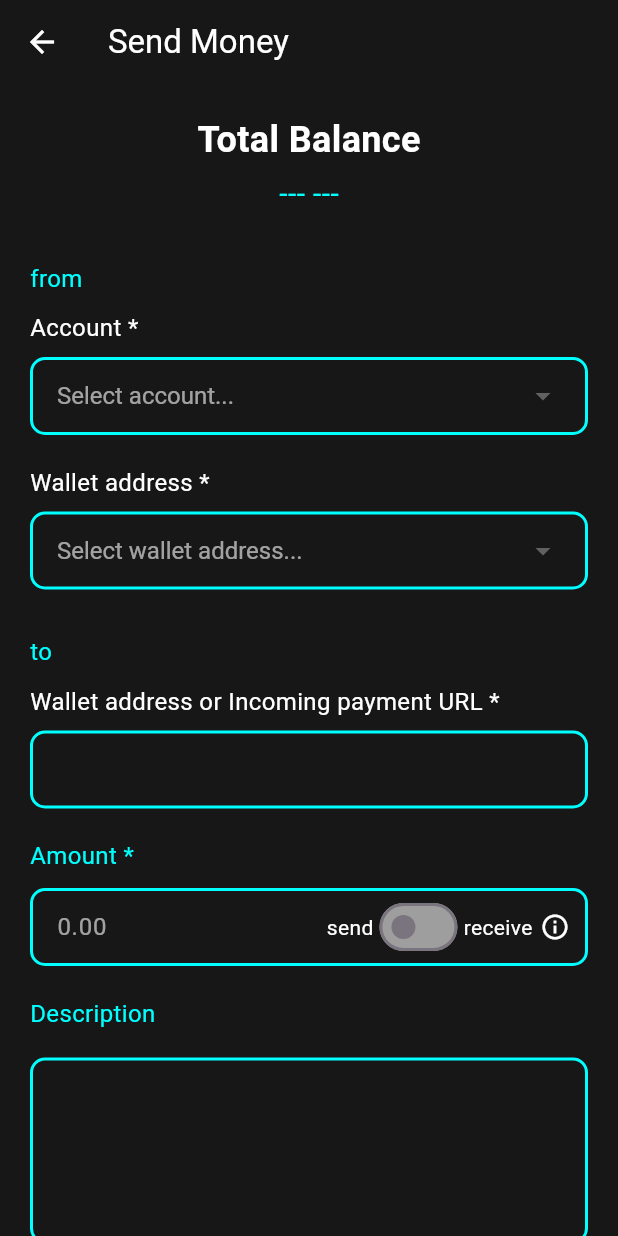
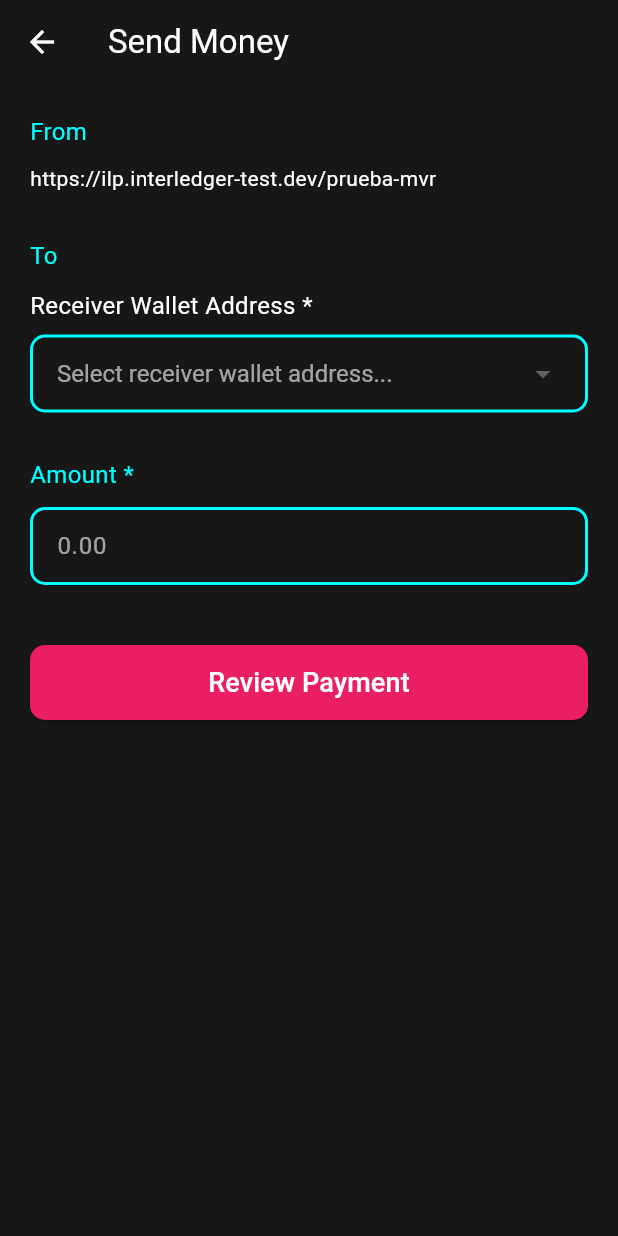
Before and after one commit to AllsVeam/Hackathon-front, a Flutter app: the SendMoneyScreen screen opened directly, on a phone screen of 412 x 824 dp. Run offline on Flutter 3.47's test engine with Material 3 defaults, Android fonts, the light colour scheme and no system bars; our stand-ins replace carousel_slider, cloud_firestore, firebase_auth, firebase_core, flutter_native_splash, shared_preferences; missing offline and left inert: firebase_ui_auth; accounts and stored records are empty.

Commit message:
Pay to start and pay to finish

```diff
--- /dev/null
+++ b/lib/domain/entities/paymentSend.dart
@@ -0,0 +1,49 @@
+class Paymentsend {
+  final String senderWalletAddressUrl; // dirección de la wallet que envía
+  final String receiverWalletAddressUrl; // dirección de la wallet que recibe
+  final String amount; // monto (string porque en open payments se maneja así)
+
+  Paymentsend({
+    required this.senderWalletAddressUrl,
+    required this.receiverWalletAddressUrl,
+    required this.amount,
+  });
+
+  /// 🔹 Convertir modelo a Map (para Firebase)
+  Map<String, dynamic> toMap() {
+    return {
+      'senderWalletAddressUrl': senderWalletAddressUrl,
+      'receiverWalletAddressUrl': receiverWalletAddressUrl,
+      'amount': amount,
+    };
+  }
+
+  /// 🔹 Crear modelo desde un Map (ej: snapshot de Firebase)
+  factory Paymentsend.fromMap(Map<String, dynamic> map) {
+    return Paymentsend(
+      senderWalletAddressUrl: map['senderWalletAddressUrl'] ?? '',
+      receiverWalletAddressUrl: map['receiverWalletAddressUrl'] ?? '',
+      amount: map['amount'] ?? '0',
+    );
+  }
+
+  /// 🔹 Copiar con cambios
+  Paymentsend copyWith({
+    String? senderWalletAddressUrl,
+    String? receiverWalletAddressUrl,
+    String? amount,
+  }) {
+    return Paymentsend(
+      senderWalletAddressUrl:
+          senderWalletAddressUrl ?? this.senderWalletAddressUrl,
+      receiverWalletAddressUrl:
+          receiverWalletAddressUrl ?? this.receiverWalletAddressUrl,
+      amount: amount ?? this.amount,
+    );
+  }
+
+  @override
+  String toString() {
+    return 'Paymentsend(senderWalletAddressUrl: $senderWalletAddressUrl, receiverWalletAddressUrl: $receiverWalletAddressUrl, amount: $amount)';
+  }
+}
--- /dev/null
+++ b/lib/domain/entities/paymentSendResponse.dart
@@ -0,0 +1,70 @@
+class PaymentsendResponse {
+  final bool success;
+  final String redirectUrl;
+  final String continueAccessToken;
+  final String continueUri;
+  final String quoteId;
+  final String sendingWalletAddressId;
+  final String sendingWalletResourceServer;
+
+  PaymentsendResponse({
+    required this.success,
+    required this.redirectUrl,
+    required this.continueAccessToken,
+    required this.continueUri,
+    required this.quoteId,
+    required this.sendingWalletAddressId,
+    required this.sendingWalletResourceServer,
+  });
+
+  Map<String, dynamic> toMap() {
+    return {
+      'success': success,
+      'redirectUrl': redirectUrl,
+      'continueAccessToken': continueAccessToken,
+      'continueUri': continueUri,
+      'quoteId': quoteId,
+      'sendingWalletAddressId': sendingWalletAddressId,
+      'sendingWalletResourceServer': sendingWalletResourceServer,
+    };
+  }
+
+  factory PaymentsendResponse.fromMap(Map<String, dynamic> map) {
+    return PaymentsendResponse(
+      success: map['success'] ?? false,
+      redirectUrl: map['redirectUrl'] ?? '',
+      continueAccessToken: map['continueAccessToken'] ?? '',
+      continueUri: map['continueUri'] ?? '',
+      quoteId: map['quoteId'] ?? '',
+      sendingWalletAddressId: map['sendingWalletAddressId'] ?? '',
+      sendingWalletResourceServer: map['sendingWalletResourceServer'] ?? '',
+    );
+  }
+
+  PaymentsendResponse copyWith({
+    bool? success,
+    String? redirectUrl,
+    String? continueAccessToken,
+    String? continueUri,
+    String? quoteId,
+    String? sendingWalletAddressId,
+    String? sendingWalletResourceServer,
+  }) {
+    return PaymentsendResponse(
+      success: success ?? this.success,
+      redirectUrl: redirectUrl ?? this.redirectUrl,
+      continueAccessToken: continueAccessToken ?? this.continueAccessToken,
+      continueUri: continueUri ?? this.continueUri,
+      quoteId: quoteId ?? this.quoteId,
+      sendingWalletAddressId:
+          sendingWalletAddressId ?? this.sendingWalletAddressId,
+      sendingWalletResourceServer:
+          sendingWalletResourceServer ?? this.sendingWalletResourceServer,
+    );
+  }
+
+  @override
+  String toString() {
+    return 'PaymentsendResponse(success: $success, redirectUrl: $redirectUrl, continueAccessToken: $continueAccessToken, continueUri: $continueUri, quoteId: $quoteId, sendingWalletAddressId: $sendingWalletAddressId, sendingWalletResourceServer: $sendingWalletResourceServer)';
+  }
+}
--- a/lib/presentation/screens/carousel/carousel_screen.dart
+++ b/lib/presentation/screens/carousel/carousel_screen.dart
@@ -71,8 +71,7 @@ class _CarouselScreenState extends State<CarouselScreen> {
                   fontSize: MediaQuery.of(context).size.height * 0.018,
                 ),
                 // Aquí es donde se hace clicable
-                recognizer: TapGestureRecognizer()
-                  ..onTap = _launchUrl,
+                recognizer: TapGestureRecognizer()..onTap = _launchUrl,
               ),
             ],
           ),
--- a/lib/presentation/screens/home/send_money_screen.dart
+++ b/lib/presentation/screens/home/send_money_screen.dart
@@ -1,4 +1,9 @@
+import 'package:alquiler_app/domain/entities/paymentSend.dart';
+import 'package:alquiler_app/presentation/providers/transaction_provider.dart';
 import 'package:flutter/material.dart';
+import 'package:provider/provider.dart';
+import 'package:url_launcher/url_launcher.dart';
+import 'package:flutter/gestures.dart'; // Importa este paquete para TapGestureRecognizer
 
 class SendMoneyScreen extends StatefulWidget {
   const SendMoneyScreen({super.key});
@@ -8,25 +13,29 @@ class SendMoneyScreen extends StatefulWidget {
 }
 
 class _SendMoneyScreenState extends State<SendMoneyScreen> {
-  // Estado para el DropdownButton de la cuenta
-  String? _selectedAccount;
-  final List<String> _accounts = ['Ahorro', 'Cuenta Dólares', 'Cuenta Viajes'];
+  // Sender fijo
+  final String _senderWalletAddressUrl =
+      'https://ilp.interledger-test.dev/prueba-mvr';
 
-  // Estado para el DropdownButton de la dirección de billetera
-  String? _selectedWalletAddress;
-  final List<String> _walletAddresses = ['0x123...', '0xabc...', '0xdef...'];
+  // Receiver dinámico
+  String? _receiverWalletAddress;
+  final List<String> _walletAddresses = [
+    'https://ilp.interledger-test.dev/8f22ad51',
+  ];
 
-  // Estado para el Switch
-  bool _isReceiving = false;
+  // Amount
+  final TextEditingController _amountController = TextEditingController();
 
-  // Colores del diseño
-  final Color _backgroundColor = const Color.fromARGB(255, 24, 23, 24); // Morado oscuro
-  final Color _inputBorderColor = const Color(0xFF00FFFF); // Cian
-  final Color _labelTextColor = const Color(0xFF00FFFF); // Cian
+  // Colores
+  final Color _backgroundColor = const Color.fromARGB(255, 24, 23, 24);
+  final Color _inputBorderColor = const Color(0xFF00FFFF);
+  final Color _labelTextColor = const Color(0xFF00FFFF);
   final Color _textColor = Colors.white;
 
   @override
   Widget build(BuildContext context) {
+    final transactions = Provider.of<TransactionProvider>(context);
+
     return Scaffold(
       appBar: AppBar(
         title: const Text('Send Money', style: TextStyle(color: Colors.white)),
@@ -39,98 +48,59 @@ class _SendMoneyScreenState extends State<SendMoneyScreen> {
         child: Column(
           crossAxisAlignment: CrossAxisAlignment.start,
           children: [
-            // Sección de balance total
-            const Align(
-              alignment: Alignment.center,
-              child: Text(
-                'Total Balance',
-                style: TextStyle(
-                  color: Colors.white,
-                  fontSize: 24,
-                  fontWeight: FontWeight.bold,
-                ),
-              ),
-            ),
-            const SizedBox(height: 5),
-            Align(
-              alignment: Alignment.center,
-              child: Text(
-                '--- ---', // Placeholder del balance
-                style: TextStyle(
-                  color: _labelTextColor,
-                  fontSize: 20,
-                ),
-              ),
-            ),
-            const SizedBox(height: 30),
-
-            // Sección FROM
+            // Sender fijo
             Text(
-              'from',
+              'From',
               style: TextStyle(color: _labelTextColor, fontSize: 16),
             ),
             const SizedBox(height: 10),
+            Text(_senderWalletAddressUrl, style: TextStyle(color: _textColor)),
+            const SizedBox(height: 30),
+
+            // Receiver
+            Text('To', style: TextStyle(color: _labelTextColor, fontSize: 16)),
+            const SizedBox(height: 10),
             _buildLabeledDropdown(
-              label: 'Account *',
-              hintText: 'Select account...',
-              value: _selectedAccount,
-              items: _accounts,
-              onChanged: (String? newValue) {
-                setState(() {
-                  _selectedAccount = newValue;
-                });
-              },
-            ),
-            const SizedBox(height: 20),
-            _buildLabeledDropdown(
-              label: 'Wallet address *',
-              hintText: 'Select wallet address...',
-              value: _selectedWalletAddress,
+              label: 'Receiver Wallet Address *',
+              hintText: 'Select receiver wallet address...',
+              value: _receiverWalletAddress,
               items: _walletAddresses,
               onChanged: (String? newValue) {
                 setState(() {
-                  _selectedWalletAddress = newValue;
+                  _receiverWalletAddress = newValue;
                 });
               },
             ),
             const SizedBox(height: 30),
 
-            // Sección TO
-            Text(
-              'to',
-              style: TextStyle(color: _labelTextColor, fontSize: 16),
-            ),
-            const SizedBox(height: 10),
-            _buildLabeledTextField(
-              label: 'Wallet address or Incoming payment URL *',
-              hintText: '',
-            ),
-            const SizedBox(height: 20),
-
-            // Sección Amount
+            // Amount
             Text(
               'Amount *',
               style: TextStyle(color: _labelTextColor, fontSize: 16),
             ),
             const SizedBox(height: 10),
-            _buildAmountInput(),
-            const SizedBox(height: 20),
-
-            // Sección Description
-            Text(
-              'Description',
-              style: TextStyle(color: _labelTextColor, fontSize: 16),
-            ),
-            const SizedBox(height: 10),
-            _buildLabeledTextField(
-              label: '',
-              hintText: '',
-              isMultiline: true,
+            Container(
+              decoration: BoxDecoration(
+                borderRadius: BorderRadius.circular(10),
+                border: Border.all(color: _inputBorderColor, width: 2),
+              ),
+              child: TextField(
+                controller: _amountController,
+                keyboardType: TextInputType.number,
+                style: TextStyle(color: _textColor),
+                cursorColor: _textColor,
+                decoration: InputDecoration(
+                  contentPadding: const EdgeInsets.symmetric(horizontal: 16),
+                  hintText: '0.00',
+                  hintStyle: TextStyle(color: _textColor.withOpacity(0.6)),
+                  border: InputBorder.none,
+                ),
+              ),
             ),
             const SizedBox(height: 40),
 
-            // Botón de acción
-            _buildActionButton(context),
+            // Botón
+            _buildActionButton(context, transactions),
           ],
         ),
       ),
@@ -147,10 +117,7 @@ class _SendMoneyScreenState extends State<SendMoneyScreen> {
     return Column(
       crossAxisAlignment: CrossAxisAlignment.start,
       children: [
-        Text(
-          label,
-          style: TextStyle(color: _textColor, fontSize: 16),
-        ),
+        Text(label, style: TextStyle(color: _textColor, fontSize: 16)),
         const SizedBox(height: 8),
         Container(
           padding: const EdgeInsets.symmetric(horizontal: 16),
@@ -163,14 +130,14 @@ class _SendMoneyScreenState extends State<SendMoneyScreen> {
             child: DropdownButton<String>(
               isExpanded: true,
               value: value,
-              hint: Text(hintText, style: TextStyle(color: _textColor.withOpacity(0.6))),
+              hint: Text(
+                hintText,
+                style: TextStyle(color: _textColor.withOpacity(0.6)),
+              ),
               dropdownColor: _backgroundColor,
               style: TextStyle(color: _textColor, fontSize: 16),
               items: items.map((String item) {
-                return DropdownMenuItem<String>(
-                  value: item,
-                  child: Text(item),
-                );
+                return DropdownMenuItem<String>(value: item, child: Text(item));
               }).toList(),
               onChanged: onChanged,
             ),
@@ -180,107 +147,80 @@ class _SendMoneyScreenState extends State<SendMoneyScreen> {
     );
   }
 
-  Widget _buildLabeledTextField({
-    required String label,
-    required String hintText,
-    bool isMultiline = false,
-  }) {
-    return Column(
-      crossAxisAlignment: CrossAxisAlignment.start,
-      children: [
-        if (label.isNotEmpty)
-          Text(
-            label,
-            style: TextStyle(color: _textColor, fontSize: 16),
-          ),
-        const SizedBox(height: 8),
-        Container(
-          decoration: BoxDecoration(
-            color: _backgroundColor,
-            borderRadius: BorderRadius.circular(10),
-            border: Border.all(color: _inputBorderColor, width: 2),
-          ),
-          child: TextField(
-            maxLines: isMultiline ? 4 : 1,
-            style: TextStyle(color: _textColor),
-            cursorColor: _textColor,
-            decoration: InputDecoration(
-              contentPadding: const EdgeInsets.symmetric(horizontal: 16, vertical: 12),
-              hintText: hintText,
-              hintStyle: TextStyle(color: _textColor.withOpacity(0.6)),
-              border: InputBorder.none,
-            ),
-          ),
-        ),
-      ],
-    );
-  }
-
-  Widget _buildAmountInput() {
-    return Container(
-      decoration: BoxDecoration(
-        borderRadius: BorderRadius.circular(10),
-        border: Border.all(color: _inputBorderColor, width: 2),
-      ),
-      child: Row(
-        children: [
-          Expanded(
-            child: TextField(
-              keyboardType: TextInputType.number,
-              style: TextStyle(color: _textColor),
-              cursorColor: _textColor,
-              decoration: InputDecoration(
-                contentPadding: const EdgeInsets.symmetric(horizontal: 16),
-                hintText: '0.00',
-                hintStyle: TextStyle(color: _textColor.withOpacity(0.6)),
-                border: InputBorder.none,
-              ),
-            ),
-          ),
-          Container(
-            padding: const EdgeInsets.only(right: 10),
-            child: Row(
-              children: [
-                Text('send', style: TextStyle(color: _textColor)),
-                Switch(
-                  value: _isReceiving,
-                  onChanged: (bool value) {
-                    setState(() {
-                      _isReceiving = value;
-                    });
-                  },
-                  activeColor: _inputBorderColor,
-                  inactiveTrackColor: Colors.grey,
-                ),
-                Text('receive', style: TextStyle(color: _textColor)),
-                const SizedBox(width: 5),
-                Icon(
-                  Icons.info_outline,
-                  color: _textColor,
-                  size: 20,
-                ),
-              ],
-            ),
-          ),
-        ],
-      ),
-    );
-  }
-
-  Widget _buildActionButton(BuildContext context) {
+  Widget _buildActionButton(
+    BuildContext context,
+    TransactionProvider transactions,
+  ) {
     return SizedBox(
       width: double.infinity,
       height: 50,
       child: ElevatedButton(
         style: ElevatedButton.styleFrom(
-          backgroundColor: const Color(0xFFE91E63), // Un color similar al del botón de la imagen
+          backgroundColor: const Color(0xFFE91E63),
           shape: RoundedRectangleBorder(
             borderRadius: BorderRadius.circular(10),
           ),
         ),
-        onPressed: () {
-          // Lógica para revisar el pago
+        onPressed: () async {
+          if (_receiverWalletAddress != null &&
+              _amountController.text.isNotEmpty) {
+            // Mostrar loading full-screen
+            showDialog(
+              context: context,
+              barrierDismissible: false, // No se puede cerrar tocando fuera
+              builder: (_) => const Center(child: CircularProgressIndicator()),
+            );
+
+            final body = Paymentsend(
+              senderWalletAddressUrl: _senderWalletAddressUrl,
+              receiverWalletAddressUrl: _receiverWalletAddress!,
+              amount: _amountController.text,
+            );
+
+            final response = await transactions.send(body);
+
+            Navigator.pop(context); // Cierra el loader
+
+            if (response != null && response.redirectUrl.isNotEmpty) {
+              _showRedirectDialog(
+                "Confirm Payment",
+                "Your payment request was created. Do you want to continue and authorize it?",
+                [
+                  TextButton(
+                    onPressed: () => Navigator.pop(context),
+                    child: const Text("Cancel"),
+                  ),
+                  ElevatedButton(
+                    onPressed: () async {
+                      Navigator.pop(context);
+                      await _launchUrl(response.redirectUrl);
+                      _showRedirectDialog(
+                        "Confirmar la transaccion",
+                        "Lo veras reflejado en tu cuenta",
+                        [
+                          ElevatedButton(
+                            onPressed: () async {
+                              await transactions.completedPlay();
+                              Navigator.pop(context);
+                              Navigator.pop(context);
+                            },
+                            child: const Text("Continue"),
+                          ),
+                        ],
+                      );
+                    },
+                    child: const Text("Continue"),
+                  ),
+                ],
+              );
+            }
+          } else {
+            ScaffoldMessenger.of(context).showSnackBar(
+              const SnackBar(content: Text("Completa todos los campos")),
+            );
+          }
         },
+
         child: Text(
           'Review Payment',
           style: TextStyle(color: _textColor, fontSize: 18),
@@ -288,4 +228,22 @@ class _SendMoneyScreenState extends State<SendMoneyScreen> {
       ),
     );
   }
+
+  void _showRedirectDialog(String title, String content, List<Widget> actions) {
+    showDialog(
+      context: context,
+      builder: (context) => AlertDialog(
+        title: Text(title),
+        content: Text(content),
+        actions: actions,
+      ),
+    );
+  }
+
+  Future<void> _launchUrl(String link) async {
+    final Uri url = Uri.parse(link);
+    if (!await launchUrl(url)) {
+      throw 'No se pudo abrir la URL';
+    }
+  }
 }
--- a/lib/presentation/screens/home_page/home_page.dart
+++ b/lib/presentation/screens/home_page/home_page.dart
@@ -14,7 +14,7 @@ class HomePage extends StatelessWidget {
   Widget build(BuildContext context) {
     final user = FirebaseAuth.instance.currentUser!;
     return ChangeNotifierProvider(
-      create: (_) => TransactionProvider(userId: user.uid)..loadCards(),
+      create: (_) => TransactionProvider(userId: user.uid)..load(),
       child: const BottomNavigationBarApp(),
     );
   }
--- a/lib/presentation/screens/welcome/welcome_screen.dart
+++ b/lib/presentation/screens/welcome/welcome_screen.dart
@@ -62,7 +62,7 @@ class WelcomeScreen extends StatelessWidget {
                     ),
                   ),
                   TextTitle(
-                    text: 'Alquiler CDMX',
+                    text: 'RoomiePay',
                     style: TextStyle(
                       color: white,
                       fontWeight: FontWeight.bold,
```
Also changed, not shown: lib/data/services/open_payments/open_payments_service.dart (added, +48 -0 lines), lib/presentation/providers/transaction_provider.dart (+41 -4 lines), lib/presentation/screens/home/widgets/quick_actions_widget.dart (+13 -1 lines), pubspec.lock, 3 other files.
